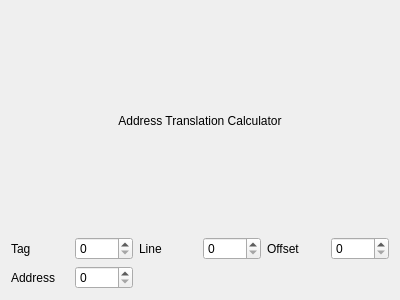
This is pep9asm/cacheaddresstranslator.ui in StanWarford/pep9suite as Qt 5 draws it before an edit. The edited form follows.
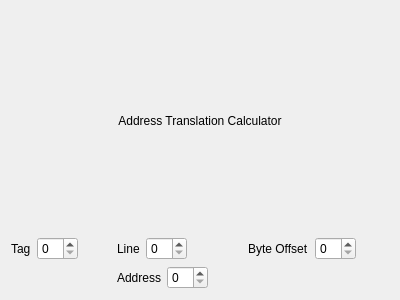
This is the edited form.

```diff
--- a/pep9asm/cacheaddresstranslator.ui
+++ b/pep9asm/cacheaddresstranslator.ui
@@ -28,23 +28,18 @@
        <item>
         <widget class="QSpinBox" name="tagBox"/>
        </item>
-      </layout>
-     </item>
-     <item row="2" column="0">
-      <layout class="QHBoxLayout" name="horizontalLayout_5">
        <item>
-        <widget class="QLabel" name="label_4">
-         <property name="text">
-          <string>Address</string>
+        <spacer name="horizontalSpacer">
+         <property name="orientation">
+          <enum>Qt::Horizontal</enum>
          </property>
-        </widget>
-       </item>
-       <item>
-        <widget class="QSpinBox" name="addressBox">
-         <property name="displayIntegerBase">
-          <number>16</number>
+         <property name="sizeHint" stdset="0">
+          <size>
+           <width>40</width>
+           <height>20</height>
+          </size>
          </property>
-        </widget>
+        </spacer>
        </item>
       </layout>
      </item>
@@ -70,6 +65,19 @@
        <item>
         <widget class="QSpinBox" name="lineBox"/>
        </item>
+       <item>
+        <spacer name="horizontalSpacer_2">
+         <property name="orientation">
+          <enum>Qt::Horizontal</enum>
+         </property>
+         <property name="sizeHint" stdset="0">
+          <size>
+           <width>40</width>
+           <height>20</height>
+          </size>
+         </property>
+        </spacer>
+       </item>
       </layout>
      </item>
      <item row="1" column="2">
@@ -77,12 +85,56 @@
        <item>
         <widget class="QLabel" name="label_5">
          <property name="text">
-          <string>Offset</string>
+          <string>Byte Offset</string>
          </property>
         </widget>
        </item>
        <item>
         <widget class="QSpinBox" name="offsetBox"/>
+       </item>
+       <item>
+        <spacer name="horizontalSpacer_3">
+         <property name="orientation">
+          <enum>Qt::Horizontal</enum>
+         </property>
+         <property name="sizeHint" stdset="0">
+          <size>
+           <width>40</width>
+           <height>20</height>
+          </size>
+         </property>
+        </spacer>
+       </item>
+      </layout>
+     </item>
+     <item row="2" column="1">
+      <layout class="QHBoxLayout" name="horizontalLayout_5">
+       <item>
+        <widget class="QLabel" name="label_4">
+         <property name="text">
+          <string>Address</string>
+         </property>
+        </widget>
+       </item>
+       <item>
+        <widget class="QSpinBox" name="addressBox">
+         <property name="displayIntegerBase">
+          <number>16</number>
+         </property>
+        </widget>
+       </item>
+       <item>
+        <spacer name="horizontalSpacer_4">
+         <property name="orientation">
+          <enum>Qt::Horizontal</enum>
+         </property>
+         <property name="sizeHint" stdset="0">
+          <size>
+           <width>40</width>
+           <height>20</height>
+          </size>
+         </property>
+        </spacer>
        </item>
       </layout>
      </item>
```
